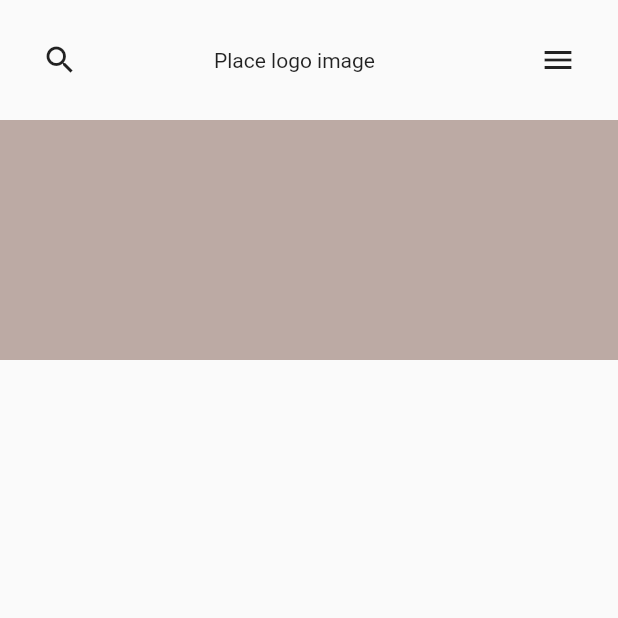
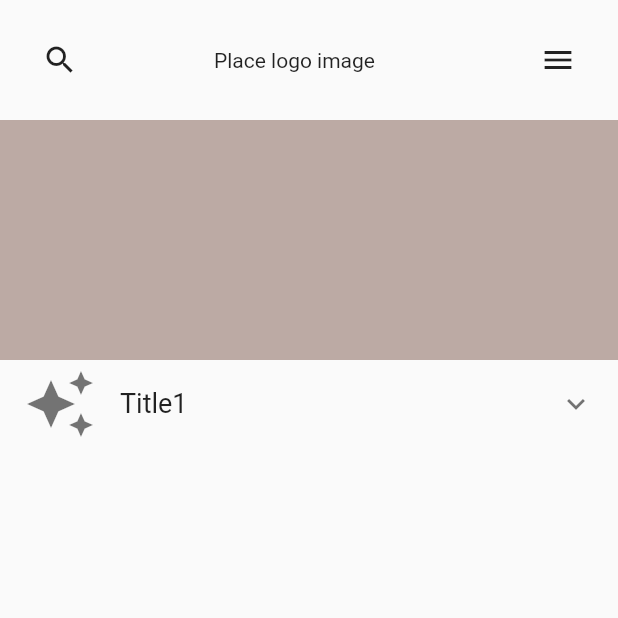
Before and after one commit to JAICHANGPARK/flutter_notebook_8th_story, a Flutter app: the screen it shows after launch, on a phone screen of 412 x 824 dp, the top half of it. Run offline on Flutter 3.47's test engine with Material 2 defaults, Android fonts, the phone set to English and light mode, and no system bars; our stand-ins replace badges, flutter_hooks, google_fonts, hooks_riverpod, state_notifier.

Commit message:
Update dental_service_app.dart

```diff
--- a/lib/ep578_dental_service/dental_service_app.dart
+++ b/lib/ep578_dental_service/dental_service_app.dart
@@ -52,6 +52,10 @@ class _DentalMainPageState extends State<DentalMainPage> {
                 height: 160,
                 decoration: BoxDecoration(color: Colors.brown[200]),
               ),
+              ExpansionTile(title: Text("Title1", style: TextStyle(
+                fontSize: 18
+              ),),
+              leading: Icon(Icons.auto_awesome, size: 48,), )
             ],
           ),
         ),
```
